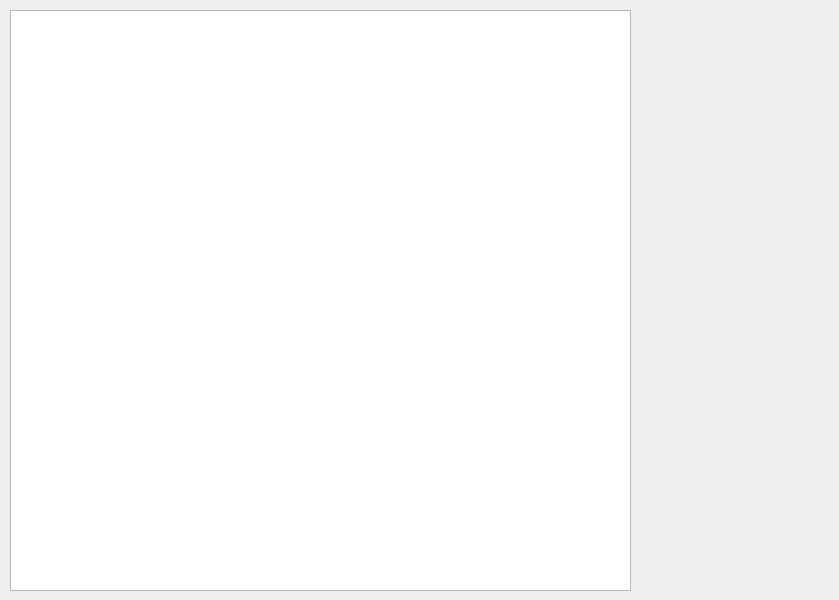
Before: the Qt Designer form dialog.ui in Coohrentiin/Epidemy, drawn with Qt 5.
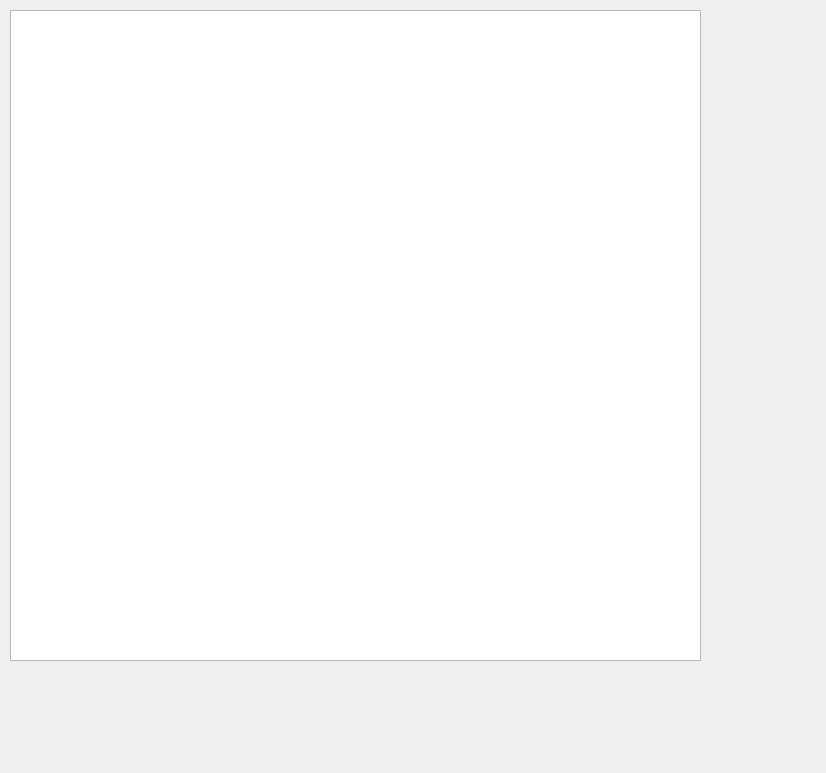
After: the same form once the commit is applied.

What changed in the file:
```diff
--- a/dialog.ui
+++ b/dialog.ui
@@ -6,8 +6,8 @@
    <rect>
     <x>0</x>
     <y>0</y>
-    <width>839</width>
-    <height>600</height>
+    <width>826</width>
+    <height>773</height>
    </rect>
   </property>
   <property name="windowTitle">
@@ -18,8 +18,8 @@
     <rect>
      <x>10</x>
      <y>10</y>
-     <width>621</width>
-     <height>581</height>
+     <width>691</width>
+     <height>651</height>
     </rect>
    </property>
   </widget>
```
